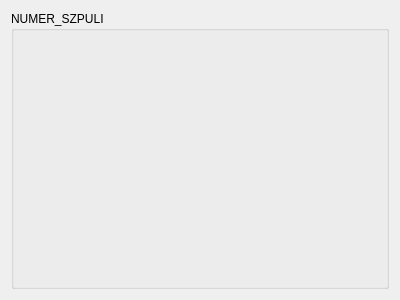
Old version of the form src/filamux_ui/widgets/spool_widget.ui in the repository Dalachowsky/filamux-ui.
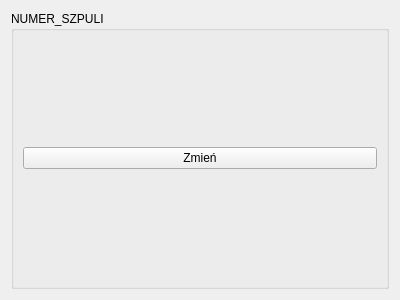
New version of the form.

Patch:
```diff
--- a/src/filamux_ui/widgets/spool_widget.ui
+++ b/src/filamux_ui/widgets/spool_widget.ui
@@ -19,7 +19,15 @@
      <property name="title">
       <string>NUMER_SZPULI</string>
      </property>
-     <layout class="QGridLayout" name="gridLayout_3"/>
+     <layout class="QGridLayout" name="gridLayout_3">
+      <item row="0" column="0">
+       <widget class="QPushButton" name="changeButton">
+        <property name="text">
+         <string>Zmień</string>
+        </property>
+       </widget>
+      </item>
+     </layout>
     </widget>
    </item>
   </layout>
```
